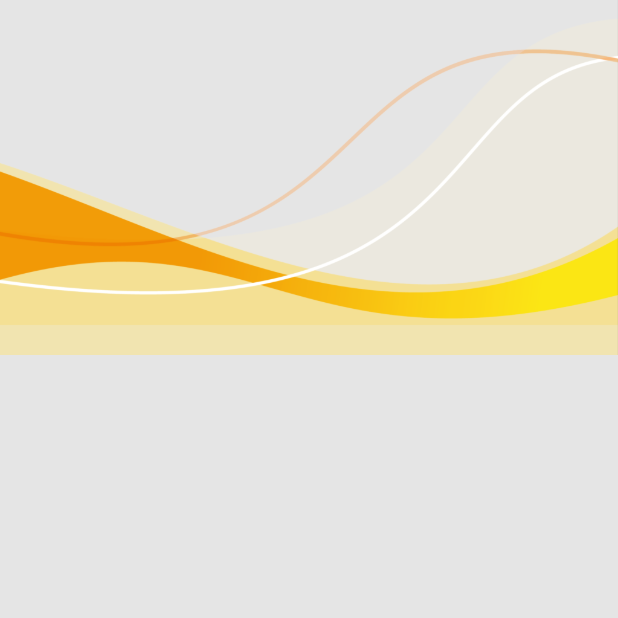
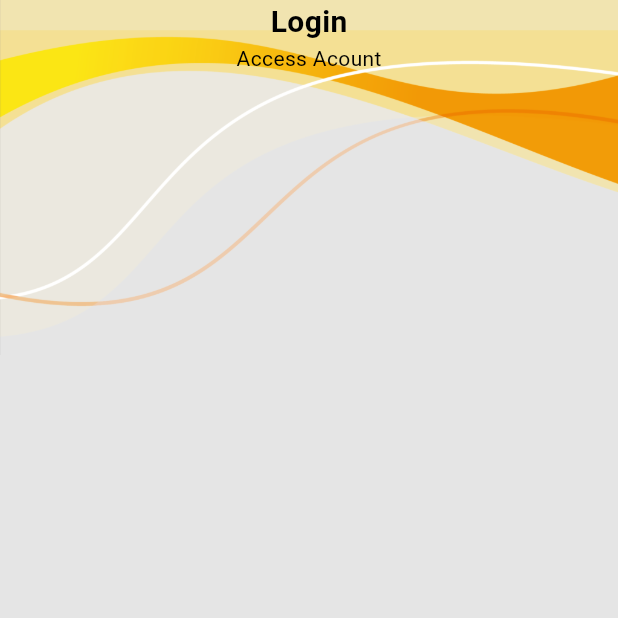
Before and after one commit to Risitha-Nadimal/Food-Deliver-App, a Flutter app: the screen it shows after launch, after a tap on "Skip", on a phone screen of 412 x 824 dp, the top half of it. Run offline on Flutter 3.47's test engine with Material 3 defaults, Android fonts, the phone set to English and light mode, and no system bars; our stand-ins replace animate_do, carousel_slider.

Commit message:
add image

```diff
--- a/food_deliver_app/lib/Scrren/loginscreen/login_screnn.dart
+++ b/food_deliver_app/lib/Scrren/loginscreen/login_screnn.dart
@@ -19,7 +19,31 @@ class _LoginPageState extends State<LoginPage> {
       child: Column(
         children: [
           Stack(
-            children: [Image.asset(Constans.imageassest("bottom.png"))],
+            children: [
+              Image.asset(
+                Constans.imageassest("top.png"),
+                width: utilFunction.mediaquary(context).width,
+                fit: BoxFit.fitWidth,
+              ),
+              const Center(
+                child: Column(children: [
+                  Text(
+                    "Login",
+                    style: TextStyle(
+                        fontSize: 20,
+                        color: Colors.black,
+                        fontWeight: FontWeight.w600),
+                  ),
+                  Text(
+                    "Access Acount",
+                    style: TextStyle(
+                        fontSize: 14,
+                        color: Colors.black,
+                        fontWeight: FontWeight.w400),
+                  )
+                ]),
+              )
+            ],
           )
         ],
       ),
```
Also changed, not shown: food_deliver_app/assests/images/top.png (added).
